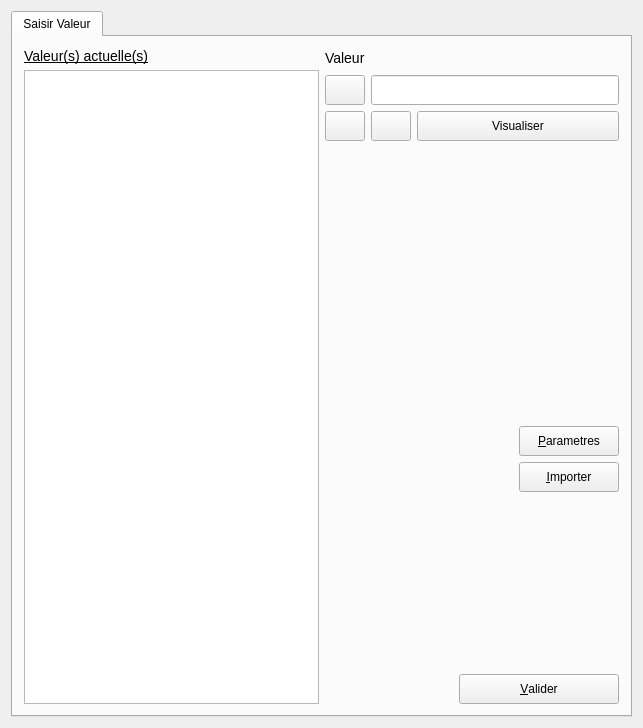
SalomePlatform/eficas_tools, file UiQT4/desPlusieursBase.ui: the form before one commit.
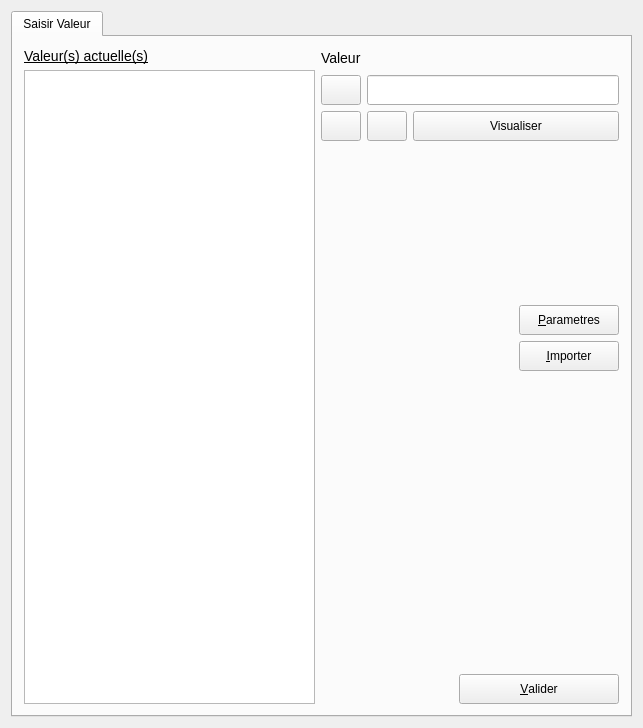
The form after the commit. Icons and pictures are not drawn.

The edit to the form file:
```diff
--- a/UiQT4/desPlusieursBase.ui
+++ b/UiQT4/desPlusieursBase.ui
@@ -26,7 +26,7 @@
        <string>Saisir Valeur</string>
       </attribute>
       <layout class="QGridLayout" name="gridLayout_2" >
-       <item row="0" column="0" >
+       <item rowspan="7" row="0" column="0" >
         <layout class="QVBoxLayout" name="verticalLayout_2" >
          <item>
           <widget class="QLabel" name="textLabel1" >
@@ -51,8 +51,6 @@
         </layout>
        </item>
        <item row="0" column="1" >
-        <layout class="QVBoxLayout" name="verticalLayout_5" >
-         <item>
           <layout class="QGridLayout" name="gridLayout" >
            <item row="0" column="0" colspan="3" >
             <layout class="QHBoxLayout" name="horizontalLayout" >
@@ -205,7 +203,7 @@
            </item>
           </layout>
          </item>
-         <item>
+       <item row="1" column="1" >
           <spacer name="verticalSpacer" >
            <property name="orientation" >
             <enum>Qt::Vertical</enum>
@@ -218,9 +216,7 @@
            </property>
           </spacer>
          </item>
-         <item>
-          <layout class="QVBoxLayout" name="verticalLayout_4" >
-           <item>
+       <item row="2" column="1" >
             <layout class="QHBoxLayout" name="horizontalLayout_2" >
              <item>
               <spacer name="spacer5" >
@@ -300,9 +296,7 @@
              </item>
             </layout>
            </item>
-           <item>
-            <layout class="QVBoxLayout" name="verticalLayout_3" >
-             <item>
+       <item row="3" column="1" >
               <spacer name="spacer3_3" >
                <property name="orientation" >
                 <enum>Qt::Vertical</enum>
@@ -312,18 +306,18 @@
                </property>
                <property name="sizeHint" stdset="0" >
                 <size>
-                 <width>265</width>
-                 <height>48</height>
+           <width>289</width>
+           <height>100</height>
                 </size>
                </property>
               </spacer>
              </item>
-             <item>
+       <item row="4" column="1" >
               <widget class="QLabel" name="Commentaire" >
                <property name="minimumSize" >
                 <size>
-                 <width>251</width>
-                 <height>21</height>
+           <width>298</width>
+           <height>61</height>
                 </size>
                </property>
                <property name="text" >
@@ -331,7 +325,7 @@
                </property>
               </widget>
              </item>
-             <item>
+       <item row="5" column="1" >
               <spacer name="spacer3_2" >
                <property name="orientation" >
                 <enum>Qt::Vertical</enum>
@@ -347,9 +341,7 @@
                </property>
               </spacer>
              </item>
-            </layout>
-           </item>
-           <item>
+       <item row="6" column="1" >
             <layout class="QHBoxLayout" name="horizontalLayout_3" >
              <item>
               <spacer name="horizontalSpacer_2" >
@@ -394,10 +386,6 @@
                 <bool>false</bool>
                </property>
               </widget>
-             </item>
-            </layout>
-           </item>
-          </layout>
          </item>
         </layout>
        </item>
```
Left out of the diff: 2 changed lines with no effect on the pictures. Lines whose indentation alone changed are shown as unchanged.
